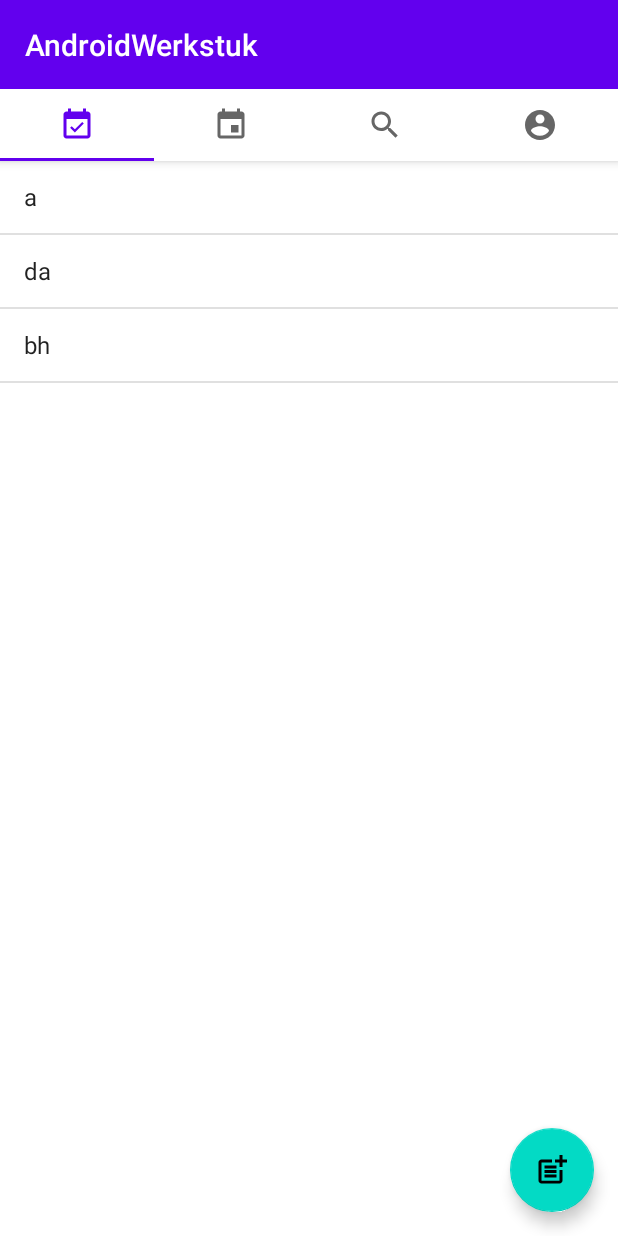
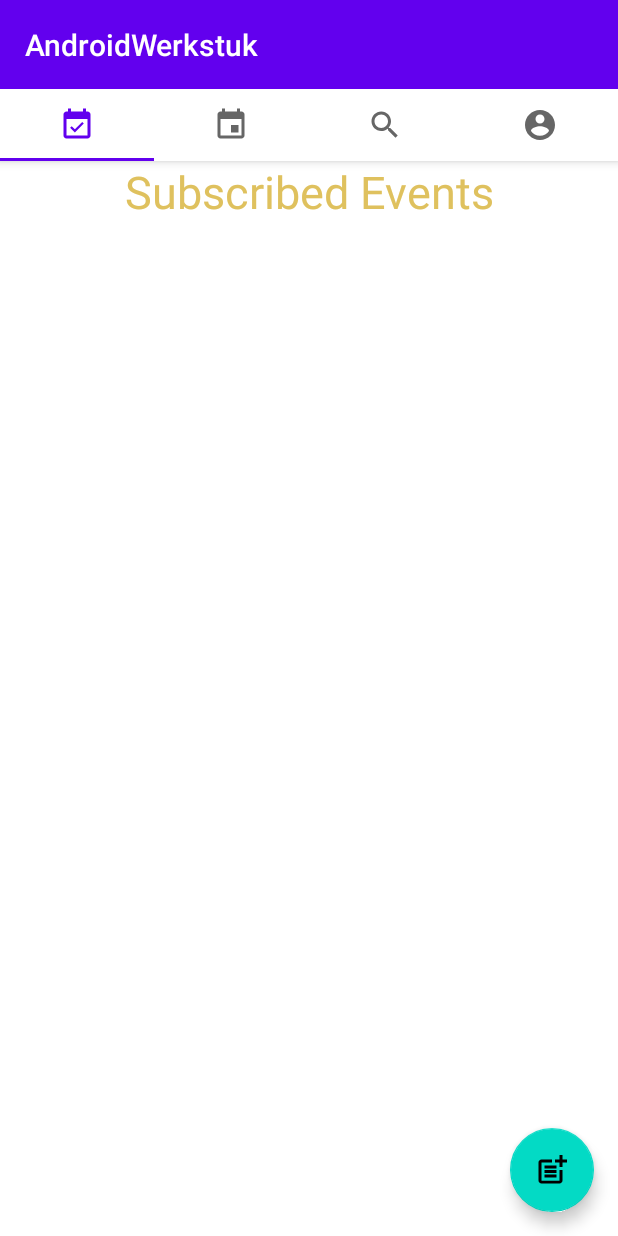
Before and after one commit to Anasbnth/anas.bentaher_AndroidWerkstuk, an Android app: the screen it shows after launch once a user with an empty profile is signed in (MainActivity), on a phone screen of 412 x 824 dp. Run offline under Robolectric (Android 15) with nearby library versions, the phone set to English and light mode, and no system bars; our stand-ins replace Firebase (no records; nobody signed in at launch, a user with empty details on screens opened directly), Room's generated code.

Commit message:
Subscribed Events

```diff
--- a/app/src/main/AndroidManifest.xml
+++ b/app/src/main/AndroidManifest.xml
@@ -19,7 +19,7 @@
             android:name=".CreateNewEventActivity"
             android:exported="true" />
         <activity
-            android:name=".View_CreatedEvent_Activity"
+            android:name=".ViewEventActivity"
             android:exported="true" />
         <activity
             android:name=".View_SubscribedEvent_Activity"
--- a/app/src/main/java/com/example/androidwerkstuk/dao/EventDao.kt
+++ b/app/src/main/java/com/example/androidwerkstuk/dao/EventDao.kt
@@ -10,7 +10,12 @@ interface EventDao {
     fun getAllEvents(): LiveData<List<Event>>
 
     @Insert()
-    suspend fun insert(event: Event)
+    suspend fun insertEvent(event: Event)
+
+    @Insert()
+    suspend fun insertEventwithUsersSubscribed(ref : SubscribedUserEventRelation)
+
+
 
     @Update
     suspend fun updateEvent(event: Event)
--- a/app/src/main/java/com/example/androidwerkstuk/dao/UserDao.kt
+++ b/app/src/main/java/com/example/androidwerkstuk/dao/UserDao.kt
@@ -15,7 +15,10 @@ interface UserDao {
     fun getAllUsers(): LiveData<List<User>>
 
     @Insert()
-    suspend fun insert(user: User)
+    suspend fun insertUser(user: User)
+
+    @Insert()
+    suspend fun insertUserWithEventsOnSubscribed(ref : List<SubscribedUserEventRelation>)
 
     @Update
     suspend fun updateUser(user: User)
--- a/app/src/main/java/com/example/androidwerkstuk/fragment/SubscribedEventsFragment.kt
+++ b/app/src/main/java/com/example/androidwerkstuk/fragment/SubscribedEventsFragment.kt
@@ -8,13 +8,22 @@ import android.view.ViewGroup
 import android.widget.ArrayAdapter
 import android.widget.ListView
 import androidx.fragment.app.Fragment
+import androidx.lifecycle.Observer
+import androidx.lifecycle.ViewModelProvider
+import androidx.recyclerview.widget.LinearLayoutManager
+import androidx.recyclerview.widget.RecyclerView
 import com.example.androidwerkstuk.R
-import com.example.androidwerkstuk.View_SubscribedEvent_Activity
+import com.example.androidwerkstuk.ViewEventActivity
+import com.example.androidwerkstuk.adapter.ListAdapter
+import com.example.androidwerkstuk.viewmodel.EventViewModel
+import com.example.androidwerkstuk.viewmodel.UserViewModel
+import com.google.firebase.auth.FirebaseAuth
 
-class SubscribedEventsFragment : Fragment() {
+class SubscribedEventsFragment : Fragment(), ListAdapter.onItemClickListener {
 
+    private lateinit var userViewModel: UserViewModel
     lateinit var listView : ListView
-    lateinit var adapter: ArrayAdapter<*>
+    private lateinit var adapter: ListAdapter
 
     override fun onCreateView(
         inflater: LayoutInflater,
@@ -22,23 +31,23 @@ class SubscribedEventsFragment : Fragment() {
         savedInstanceState: Bundle?
     ): View? {
 
-        val fragmentView: View = inflater.inflate(R.layout.fragment_subscribedevents_list,container, false)
-        listView = fragmentView.findViewById<ListView>(R.id.ListView_SubscribedEvent)
+        val view: View = inflater.inflate(R.layout.fragment_subscribedevents_list,container, false)
+        val recyclerView = view.findViewById<RecyclerView>(R.id.recyclerViewEventsSubsribed)
+
+        adapter = ListAdapter(this)
+
+        recyclerView.adapter = adapter
+        recyclerView.layoutManager = LinearLayoutManager(requireContext())
+
+        userViewModel = ViewModelProvider(this).get(UserViewModel::class.java)
 
 
-        val values : List<String> = listOf("a","da","bh")
-
-        adapter = ArrayAdapter(this.requireContext(),android.R.layout.simple_list_item_1,android.R.id.text1,values)
-
-        listView.adapter = adapter
-
-        listView.setOnItemClickListener { parent, view, position, id ->
-            val element = adapter.getItem(position) // The item that was clicked
-            val intent = Intent(this.context, View_SubscribedEvent_Activity::class.java)
-            startActivity(intent)
-        }
 
 
-        return fragmentView
+        return view
+    }
+
+    override fun onItemClick(position: Int) {
+
     }
 }
--- a/app/src/main/java/com/example/androidwerkstuk/viewmodel/EventViewModel.kt
+++ b/app/src/main/java/com/example/androidwerkstuk/viewmodel/EventViewModel.kt
@@ -6,6 +6,8 @@ import androidx.lifecycle.LiveData
 import androidx.lifecycle.viewModelScope
 import com.example.androidwerkstuk.db.RoomDB
 import com.example.androidwerkstuk.entities.Event
+import com.example.androidwerkstuk.entities.EventwithUsersSubscribed
+import com.example.androidwerkstuk.entities.SubscribedUserEventRelation
 import com.example.androidwerkstuk.entities.User
 import com.example.androidwerkstuk.repositories.EventRepository
 import com.example.androidwerkstuk.repositories.UserRepository
@@ -37,6 +39,10 @@ class EventViewModel(application: Application) : AndroidViewModel(application) {
         repository.insert(event)
     }
 
+    fun addEventWithUsersSubscribed(ref : SubscribedUserEventRelation) = viewModelScope.launch {
+        repository.insertEventWithUsersSubscribed(ref)
+    }
+
     fun updateEvent(event: Event) = viewModelScope.launch {
         repository.updateEvent(event)
     }
--- a/app/src/main/java/com/example/androidwerkstuk/viewmodel/UserViewModel.kt
+++ b/app/src/main/java/com/example/androidwerkstuk/viewmodel/UserViewModel.kt
@@ -4,6 +4,7 @@ import android.app.Application
 import androidx.lifecycle.*
 import com.example.androidwerkstuk.db.RoomDB
 import com.example.androidwerkstuk.entities.User
+import com.example.androidwerkstuk.entities.UserWithEventsOnSubscribed
 import com.example.androidwerkstuk.repositories.UserRepository
 import kotlinx.coroutines.launch
 
@@ -38,6 +39,10 @@ class UserViewModel(application: Application) : AndroidViewModel(application) {
         return repository.getUserByEmail(email)
     }
 
+    fun userWithSubscribedEvents(): List<UserWithEventsOnSubscribed> {
+        return repository.userWithSubscribedEvents()
+    }
+
 
 
 
--- a/app/src/main/res/layout/fragment_subscribedevents_list.xml
+++ b/app/src/main/res/layout/fragment_subscribedevents_list.xml
@@ -4,9 +4,22 @@
     android:layout_width="match_parent"
     android:layout_height="match_parent">
 
-    <ListView
-        android:id="@+id/ListView_SubscribedEvent"
+
+
+    <TextView
         android:layout_width="match_parent"
-        android:layout_height="match_parent"/>
+        android:layout_height="wrap_content"
+        android:layout_marginHorizontal="30dp"
+        android:text="Subscribed Events"
+        android:textAlignment="center"
+        android:textColor="#dfc15e"
+
+
+        android:textSize="30dp" />
+
+    <androidx.recyclerview.widget.RecyclerView
+        android:id="@+id/recyclerViewEventsSubsribed"
+        android:layout_width="match_parent"
+        android:layout_height="match_parent" />
 
 </LinearLayout>
```
Also changed, not shown: app/src/main/java/com/example/androidwerkstuk/ViewEventActivity.kt (added, +60 -0 lines), app/src/main/java/com/example/androidwerkstuk/View_CreatedEvent_Activity.kt (deleted, +0 -11 lines), app/src/main/java/com/example/androidwerkstuk/View_SubscribedEvent_Activity.kt (deleted, +0 -11 lines), app/src/main/java/com/example/androidwerkstuk/fragment/CreatedEventsFragment.kt (+13 -5 lines), app/src/main/java/com/example/androidwerkstuk/repositories/EventRepository.kt (+12 -4 lines), app/src/main/java/com/example/androidwerkstuk/repositories/UserRepository.kt (+8 -2 lines), app/src/main/res/layout/activity_viewcreatedevent.xml (deleted, +0 -9 lines), app/src/main/res/layout/activity_viewevent.xml (added, +139 -0 lines), app/src/main/res/layout/activity_viewsubscribedevent.xml (deleted, +0 -17 lines).
